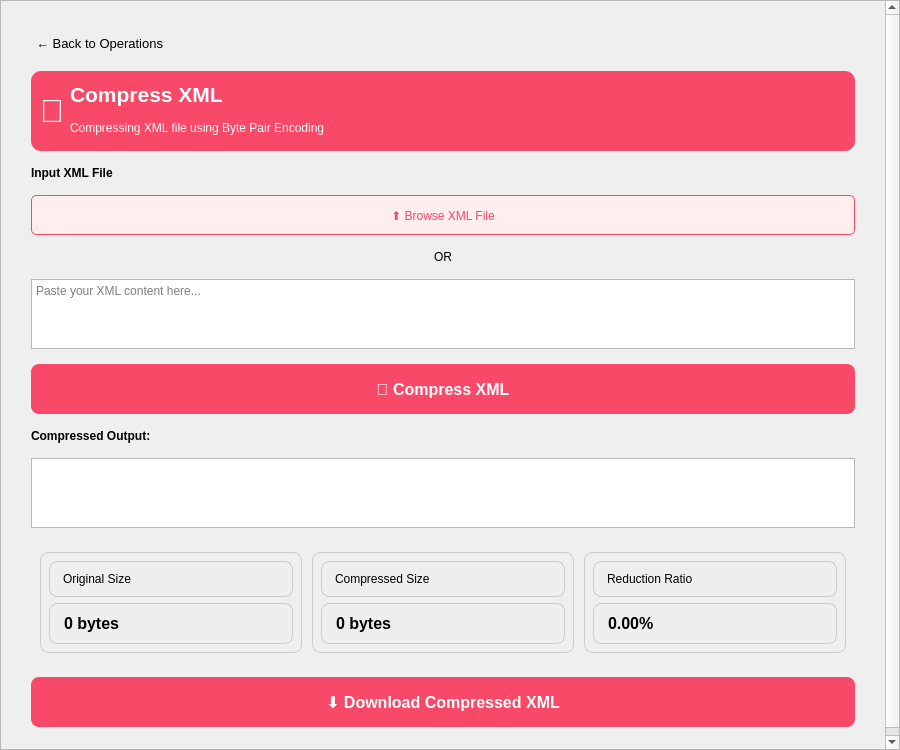
amr10w/ILoveXML, file src/UI/pages/CompressPage.ui: the form before one commit.
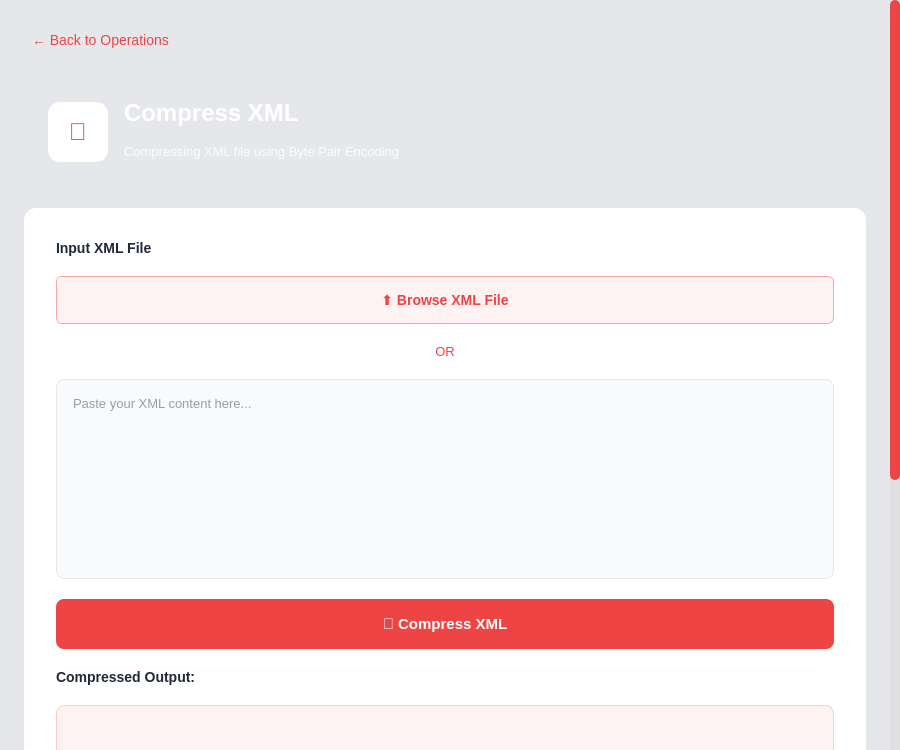
The form after the commit.

Commit message: fix Back to Operations button in all operations pages

```diff
--- a/src/UI/pages/CompressPage.ui
+++ b/src/UI/pages/CompressPage.ui
@@ -1,7 +1,7 @@
 <?xml version="1.0" encoding="UTF-8"?>
 <ui version="4.0">
  <class>CompressPage</class>
- <widget class="QScrollArea" name="CompressPage">
+ <widget class="QWidget" name="CompressPage">
   <property name="geometry">
    <rect>
     <x>0</x>
@@ -13,94 +13,252 @@
   <property name="windowTitle">
    <string>Compress XML</string>
   </property>
+  <property name="styleSheet">
+   <string notr="true">
+/* Global styles */
+QWidget {
+    background-color: #e5e7eb;
+}
+QLabel {
+    background-color: transparent;
+}
+
+/* Specific styling for scroll area's content wrapper */
+QWidget#scrollAreaWidgetContents {
+    background-color: #e5e7eb;
+}
+
+/* Back Button */
+QPushButton#backButton {
+    background-color: transparent;
+    border: none;
+    color: #ef4444;
+    font-size: 14px;
+    text-align: left;
+    padding: 8px;
+}
+
+QPushButton#backButton:hover {
+    background-color: rgba(239, 68, 68, 0.1);
+    border-radius: 6px;
+    text-decoration: none;
+}
+
+/* Header Widget (Gradient Red) */
+QWidget#headerWidget {
+    background: qlineargradient(x1:0, y1:0, x2:1, y2:0,
+                                 stop:0 #ef4444, stop:1 #b91c1c);
+    border-radius: 12px;
+}
+
+QLabel#titleLabel {
+    color: white;
+    font-size: 24px;
+    font-weight: bold;
+}
+
+QLabel#subtitleLabel {
+    color: rgba(255, 255, 255, 0.9);
+    font-size: 13px;
+}
+
+/* Content Widget (White Card) */
+QWidget#contentWidget {
+    background-color: white;
+    border-radius: 12px;
+}
+
+/* Labels */
+QLabel#inputLabel, QLabel#outputLabel {
+    color: #1f2937;
+    font-size: 14px;
+    font-weight: 600;
+}
+
+/* Browse Button */
+QPushButton#browseButton {
+    background-color: #fef2f2;
+    color: #ef4444;
+    border: 1px solid #fca5a5;
+    border-radius: 6px;
+    padding: 12px 24px;
+    font-size: 14px;
+    font-weight: 500;
+}
+
+QPushButton#browseButton:hover {
+    background-color: #fee2e2;
+}
+
+/* Input Text Edit */
+QTextEdit#inputTextEdit {
+    background-color: #f9fafb;
+    border: 1px solid #e5e7eb;
+    border-radius: 8px;
+    padding: 12px;
+    font-family: 'Courier New', monospace;
+    font-size: 13px;
+    color: #374151;
+}
+
+QTextEdit#inputTextEdit:focus {
+    border: 2px solid #ef4444;
+    background-color: white;
+}
+
+/* Output Text Edit */
+QTextEdit#outputTextEdit {
+    background-color: #fef2f2;
+    border: 1px solid #fecaca;
+    border-radius: 8px;
+    padding: 12px;
+    font-family: 'Courier New', monospace;
+    font-size: 13px;
+    color: #991b1b;
+}
+
+/* Minify (Compress) Button */
+QPushButton#minifyButton {
+    background-color: #ef4444;
+    color: white;
+    border: none;
+    border-radius: 8px;
+    padding: 14px 28px;
+    font-size: 15px;
+    font-weight: 600;
+}
+
+QPushButton#minifyButton:hover {
+    background-color: #dc2626;
+}
+
+QPushButton#minifyButton:pressed {
+    background-color: #b91c1c;
+}
+
+/* Download Button */
+QPushButton#downloadButton {
+    background-color: #ef4444;
+    color: white;
+    border: none;
+    border-radius: 8px;
+    padding: 12px 24px;
+    font-size: 14px;
+    font-weight: 600;
+}
+
+QPushButton#downloadButton:hover {
+    background-color: #dc2626;
+}
+
+/* Stats Box Styling */
+QWidget#originalSizeBox, QWidget#compressedSizeBox, QWidget#reductionRatioBox {
+    background-color: #f3f4f6;
+    border: 1px solid #e5e7eb;
+    border-radius: 8px;
+}
+QLabel { color: #374151; }
+QLabel#originalSizeLabel, QLabel#compressedSizeLabel, QLabel#reductionLabel {
+    color: #111827;
+}
+
+/* ScrollBar */
+QScrollBar:vertical {
+    border: none;
+    background: #e0e0e0;
+    width: 10px; 
+    margin: 0px; 
+}
+QScrollBar::handle:vertical {
+    background: #ef4444; 
+    min-height: 20px;
+    border-radius: 5px;
+}
+QScrollBar::handle:vertical:hover {
+    background: #dc2626; 
+}
+QScrollBar::add-line:vertical, QScrollBar::sub-line:vertical {
+    border: none;
+    background: none;
+    height: 0px; 
+}
+QScrollBar::add-page:vertical, QScrollBar::sub-page:vertical {
+    background: none;
+}
+   </string>
+  </property>
+
+  <layout class="QVBoxLayout" name="rootLayout">
+   <property name="leftMargin"><number>0</number></property>
+   <property name="rightMargin"><number>0</number></property>
+   <property name="topMargin"><number>0</number></property>
+   <property name="bottomMargin"><number>0</number></property>
+
+   <item>
+    <widget class="QScrollArea" name="scrollArea">
   <property name="widgetResizable">
    <bool>true</bool>
   </property>
+     <property name="frameShape">
+      <enum>QFrame::NoFrame</enum>
+     </property>
+
   <widget class="QWidget" name="scrollAreaWidgetContents">
-   <layout class="QVBoxLayout" name="verticalLayout">
-    <property name="spacing">
-     <number>15</number>
-    </property>
-    <property name="leftMargin">
-     <number>30</number>
-    </property>
-    <property name="topMargin">
-     <number>30</number>
-    </property>
-    <property name="rightMargin">
-     <number>30</number>
-    </property>
-    <property name="bottomMargin">
-     <number>30</number>
-    </property>
-    
-<item alignment="Qt::AlignLeft"> 
+      <layout class="QVBoxLayout" name="mainLayout">
+       <property name="spacing"><number>16</number></property>
+       <property name="leftMargin"><number>24</number></property>
+       <property name="topMargin"><number>24</number></property>
+       <property name="rightMargin"><number>24</number></property>
+       <property name="bottomMargin"><number>24</number></property>
+
+       <!-- 1. Back Button (Plain) -->
+       <item>
      <widget class="QPushButton" name="backButton">
-      <property name="font">
-       <font>
-        <pointsize>10</pointsize>
-       </font>
-      </property>
-      <property name="styleSheet">
-       <string notr="true">
-        /* Match the flat, text-focused style with black text */
-        QPushButton {
-         border: none;
-         background-color: transparent;
-         /* Set color to black */
-         color: black; 
-         padding: 5px;
-         text-align: left; /* Text alignment inside button */
-        }
-        QPushButton:hover {
-         text-decoration: underline;
-        }
-       </string>
-      </property>
       <property name="text">
        <string>← Back to Operations</string>
       </property>
-     </widget>
-    </item>
-    
+         <property name="cursor">
+          <cursorShape>PointingHandCursor</cursorShape>
+         </property>
+        </widget>
+       </item>
+
+       <!-- 2. Header Widget -->
     <item>
-     <widget class="QWidget" name="headerWidget">
+        <widget class="QWidget" name="headerWidget" native="true">
       <property name="minimumSize">
-       <size>
-        <width>0</width>
-        <height>80</height>
-       </size>
-      </property>
-      <property name="styleSheet">
-       <string notr="true">background-color: #F84968; border-radius: 10px; color: white;</string>
-      </property>
-      <layout class="QHBoxLayout" name="horizontalLayout_header">
+          <size><width>0</width><height>120</height></size>
+         </property>
+         <layout class="QHBoxLayout" name="headerLayout">
+          <property name="spacing"><number>16</number></property>
+          <property name="leftMargin"><number>24</number></property>
+          <property name="topMargin"><number>24</number></property>
+          <property name="rightMargin"><number>24</number></property>
+          <property name="bottomMargin"><number>24</number></property>
+
        <item>
         <widget class="QLabel" name="iconLabel">
-         <property name="text">
-          <string>💾</string>
-         </property>
-         <property name="font">
-          <font>
-           <pointsize>24</pointsize>
-          </font>
-         </property>
+            <property name="minimumSize">
+             <size><width>60</width><height>60</height></size>
+            </property>
+            <property name="maximumSize">
+             <size><width>60</width><height>60</height></size>
+            </property>
+            <property name="styleSheet">
+             <string notr="true">background-color: white; border-radius: 12px; font-size: 24px; font-weight: bold; color: #ef4444;</string>
+            </property>
+            <property name="text"><string>💾</string></property>
          <property name="alignment">
           <set>Qt::AlignCenter</set>
          </property>
         </widget>
        </item>
+
        <item>
-        <layout class="QVBoxLayout" name="verticalLayout_title">
+           <layout class="QVBoxLayout" name="headerTextLayout">
+            <property name="spacing"><number>4</number></property>
          <item>
           <widget class="QLabel" name="titleLabel">
-           <property name="font">
-            <font>
-             <pointsize>16</pointsize>
-             <weight>75</weight>
-             <bold>true</bold>
-            </font>
-           </property>
            <property name="text">
             <string>Compress XML</string>
            </property>
@@ -115,68 +273,54 @@
          </item>
         </layout>
        </item>
-       <item>
-        <spacer name="horizontalSpacer">
-         <property name="orientation">
-          <enum>Qt::Horizontal</enum>
-         </property>
-         <property name="sizeHint" stdset="0">
-          <size>
-           <width>40</width>
-           <height>20</height>
-          </size>
-         </property>
-        </spacer>
-       </item>
+          <item><spacer name="horizontalSpacer"><property name="orientation"><enum>Qt::Horizontal</enum></property></spacer></item>
       </layout>
      </widget>
     </item>
-    
+
+       <!-- 3. Content Widget (White Card) -->
+       <item>
+        <widget class="QWidget" name="contentWidget" native="true">
+         <layout class="QVBoxLayout" name="contentLayout">
+          <property name="spacing"><number>20</number></property>
+          <property name="leftMargin"><number>32</number></property>
+          <property name="topMargin"><number>32</number></property>
+          <property name="rightMargin"><number>32</number></property>
+          <property name="bottomMargin"><number>32</number></property>
+
+          <!-- Input Label -->
     <item>
      <widget class="QLabel" name="inputLabel">
-      <property name="font">
-       <font>
-        <weight>75</weight>
-        <bold>false</bold>
-       </font>
-      </property>
-      <property name="styleSheet">
-       <string notr="true">color: black;</string>
-      </property>
       <property name="text">
        <string>Input XML File</string>
       </property>
      </widget>
     </item>
-    
+
+          <!-- Browse Button -->
     <item>
      <widget class="QPushButton" name="browseButton">
       <property name="minimumSize">
-       <size>
-        <width>0</width>
-        <height>40</height>
-       </size>
-      </property>
-      <property name="styleSheet">
-       <string notr="true">background-color: #FEE; color: #F84968; border: 1px solid #F84968; border-radius: 5px;</string>
+             <size><width>0</width><height>48</height></size>
+            </property>
+            <property name="cursor">
+             <cursorShape>PointingHandCursor</cursorShape>
       </property>
       <property name="text">
        <string>⬆️ Browse XML File</string>
       </property>
      </widget>
     </item>
-    
+          
     <item>
      <widget class="QLabel" name="orSeparator">
-      <property name="text">
-       <string>OR</string>
-      </property>
-      <property name="alignment">
-       <set>Qt::AlignCenter</set>
-      </property>
-     </widget>
-    </item>
-    
+            <property name="text"><string>OR</string></property>
+            <property name="alignment"><set>Qt::AlignCenter</set></property>
+            <property name="styleSheet"><string>color: #ef4444; font-size: 13px;</string></property>
+           </widget>
+          </item>
+
+          <!-- Input Text Edit -->
     <item>
      <widget class="QTextEdit" name="inputTextEdit">
       <property name="sizePolicy">
@@ -185,91 +329,50 @@
         <verstretch>1</verstretch>
        </sizepolicy>
       </property>
-      <property name="minimumHeight">
-       <number>150</number>
-      </property>
-      <property name="styleSheet">
-       <string notr="true">
-        color: black;
-        /* Style the placeholder text color */
-        QTextEdit::placeholder {
-            color: #F84968; /* Use the theme color for the placeholder */
-        }
-       </string>
+            <property name="minimumSize">
+             <size><width>0</width><height>200</height></size>
       </property>
       <property name="placeholderText">
        <string>Paste your XML content here...</string>
       </property>
      </widget>
     </item>
-    
+
+          <!-- Minify (Compress) Button -->
     <item>
      <widget class="QPushButton" name="minifyButton">
       <property name="minimumSize">
-       <size>
-        <width>0</width>
-        <height>50</height>
-       </size>
-      </property>
-      <property name="font">
-       <font>
-        <pointsize>12</pointsize>
-        <weight>75</weight>
-        <bold>true</bold>
-       </font>
-      </property>
-      <property name="styleSheet">
-       <string notr="true">background-color: #F84968; color: white; border-radius: 8px;</string>
+             <size><width>0</width><height>50</height></size>
+            </property>
+            <property name="cursor">
+             <cursorShape>PointingHandCursor</cursorShape>
       </property>
       <property name="text">
        <string>💾 Compress XML</string>
       </property>
      </widget>
     </item>
-    
+
+          <!-- Output Label -->
     <item>
      <widget class="QLabel" name="outputLabel">
-      <property name="font">
-       <font>
-        <weight>75</weight>
-        <bold>true</bold>
-       </font>
-      </property>
-      <property name="text">
-       <string>Compressed Output:</string>
-      </property>
-      <property name="visible">
-       <bool>false</bool>
-      </property>
-      <property name="styleSheet">
-       <string notr="true">color: black;</string>
-      </property>
-     </widget>
-    </item>
-    
+            <property name="text"><string>Compressed Output:</string></property>
+            <property name="visible"><bool>false</bool></property>
+           </widget>
+          </item>
+
+          <!-- Output Text Edit -->
     <item>
      <widget class="QTextEdit" name="outputTextEdit">
-      <property name="sizePolicy">
-       <sizepolicy hsizetype="Expanding" vsizetype="Expanding">
-        <horstretch>0</horstretch>
-        <verstretch>1</verstretch>
-       </sizepolicy>
-      </property>
-      <property name="visible">
-       <bool>false</bool>
-      </property>
-      <property name="minimumHeight">
-       <number>150</number>
-      </property>
-      <property name="readOnly">
-       <bool>true</bool>
-      </property>
-      <property name="styleSheet">
-       <string notr="true">color: black;</string>
-      </property>
-     </widget>
-    </item>
-    
+            <property name="minimumSize">
+             <size><width>0</width><height>250</height></size>
+            </property>
+            <property name="readOnly"><bool>true</bool></property>
+            <property name="visible"><bool>false</bool></property>
+           </widget>
+          </item>
+          
+          <!-- Stats Container -->
     <item>
      <widget class="QWidget" name="statsContainer">
       <property name="visible">
@@ -282,143 +385,60 @@
        
        <item>
         <widget class="QWidget" name="originalSizeBox">
-         <property name="styleSheet">
-          <string notr="true">background-color: #EEE; border-radius: 8px; padding: 10px; border: 1px solid #CCC; color: black;</string>
-         </property>
          <layout class="QVBoxLayout" name="verticalLayout_original">
-          <item>
-           <widget class="QLabel" name="label_original">
-            <property name="text">
-             <string>Original Size</string>
-            </property>
-           </widget>
-          </item>
-          <item>
-           <widget class="QLabel" name="originalSizeLabel">
-            <property name="font">
-             <font>
-              <pointsize>12</pointsize>
-              <weight>75</weight>
-              <bold>true</bold>
-             </font>
-            </property>
-            <property name="text">
-             <string>0 bytes</string>
-            </property>
-           </widget>
-          </item>
+                <item><widget class="QLabel" name="label_original"><property name="text"><string>Original Size</string></property></widget></item>
+                <item><widget class="QLabel" name="originalSizeLabel"><property name="text"><string>0 bytes</string></property><property name="font"><font><bold>true</bold><pointsize>12</pointsize></font></property></widget></item>
          </layout>
         </widget>
        </item>
        
        <item>
         <widget class="QWidget" name="compressedSizeBox">
-         <property name="styleSheet">
-          <string notr="true">background-color: #EEE; border-radius: 8px; padding: 10px; border: 1px solid #CCC; color: black;</string>
-         </property>
          <layout class="QVBoxLayout" name="verticalLayout_compressed">
-          <item>
-           <widget class="QLabel" name="label_compressed">
-            <property name="text">
-             <string>Compressed Size</string>
-            </property>
-           </widget>
-          </item>
-          <item>
-           <widget class="QLabel" name="compressedSizeLabel">
-            <property name="font">
-             <font>
-              <pointsize>12</pointsize>
-              <weight>75</weight>
-              <bold>true</bold>
-             </font>
-            </property>
-            <property name="text">
-             <string>0 bytes</string>
-            </property>
-           </widget>
-          </item>
+                <item><widget class="QLabel" name="label_compressed"><property name="text"><string>Compressed Size</string></property></widget></item>
+                <item><widget class="QLabel" name="compressedSizeLabel"><property name="text"><string>0 bytes</string></property><property name="font"><font><bold>true</bold><pointsize>12</pointsize></font></property></widget></item>
          </layout>
         </widget>
        </item>
        
        <item>
         <widget class="QWidget" name="reductionRatioBox">
-         <property name="styleSheet">
-          <string notr="true">background-color: #EEE; border-radius: 8px; padding: 10px; border: 1px solid #CCC; color: black;</string>
-         </property>
          <layout class="QVBoxLayout" name="verticalLayout_reduction">
-          <item>
-           <widget class="QLabel" name="label_reduction">
-            <property name="text">
-             <string>Reduction Ratio</string>
-            </property>
-           </widget>
-          </item>
-          <item>
-           <widget class="QLabel" name="reductionLabel">
-            <property name="font">
-             <font>
-              <pointsize>12</pointsize>
-              <weight>75</weight>
-              <bold>true</bold>
-             </font>
-            </property>
-            <property name="text">
-             <string>0.00%</string>
-            </property>
-           </widget>
-          </item>
+                <item><widget class="QLabel" name="label_reduction"><property name="text"><string>Reduction Ratio</string></property></widget></item>
+                <item><widget class="QLabel" name="reductionLabel"><property name="text"><string>0.00%</string></property><property name="font"><font><bold>true</bold><pointsize>12</pointsize></font></property></widget></item>
          </layout>
         </widget>
        </item>
       </layout>
      </widget>
     </item>
-    
+
+          <!-- Download Button -->
     <item>
      <widget class="QPushButton" name="downloadButton">
       <property name="minimumSize">
-       <size>
-        <width>0</width>
-        <height>50</height>
-       </size>
-      </property>
-      <property name="font">
-       <font>
-        <pointsize>12</pointsize>
-        <weight>75</weight>
-        <bold>true</bold>
-       </font>
-      </property>
-      <property name="styleSheet">
-       <string notr="true">background-color: #F84968; color: white; border-radius: 8px;</string>
+             <size><width>0</width><height>45</height></size>
+            </property>
+            <property name="cursor">
+             <cursorShape>PointingHandCursor</cursorShape>
       </property>
       <property name="text">
        <string>⬇️ Download Compressed XML</string>
       </property>
-      <property name="visible">
-       <bool>false</bool>
-      </property>
-     </widget>
-    </item>
-    
-    <item>
-     <spacer name="verticalSpacer">
-      <property name="orientation">
-       <enum>Qt::Vertical</enum>
-      </property>
-      <property name="sizeHint" stdset="0">
-       <size>
-        <width>20</width>
-        <height>40</height>
-       </size>
-      </property>
-     </spacer>
-    </item>
-    
-   </layout>
-  </widget>
+            <property name="visible"><bool>false</bool></property>
+           </widget>
+          </item>
+
+         </layout>
+        </widget>
+       </item>
+
+      </layout>
+     </widget>
+    </widget>
+   </item>
+
+  </layout>
  </widget>
  <resources/>
  <connections/>
```
Left out of the diff: 11 changed lines with no effect on the pictures. Lines whose indentation alone changed are shown as unchanged. The commit also changes 21 other files.
